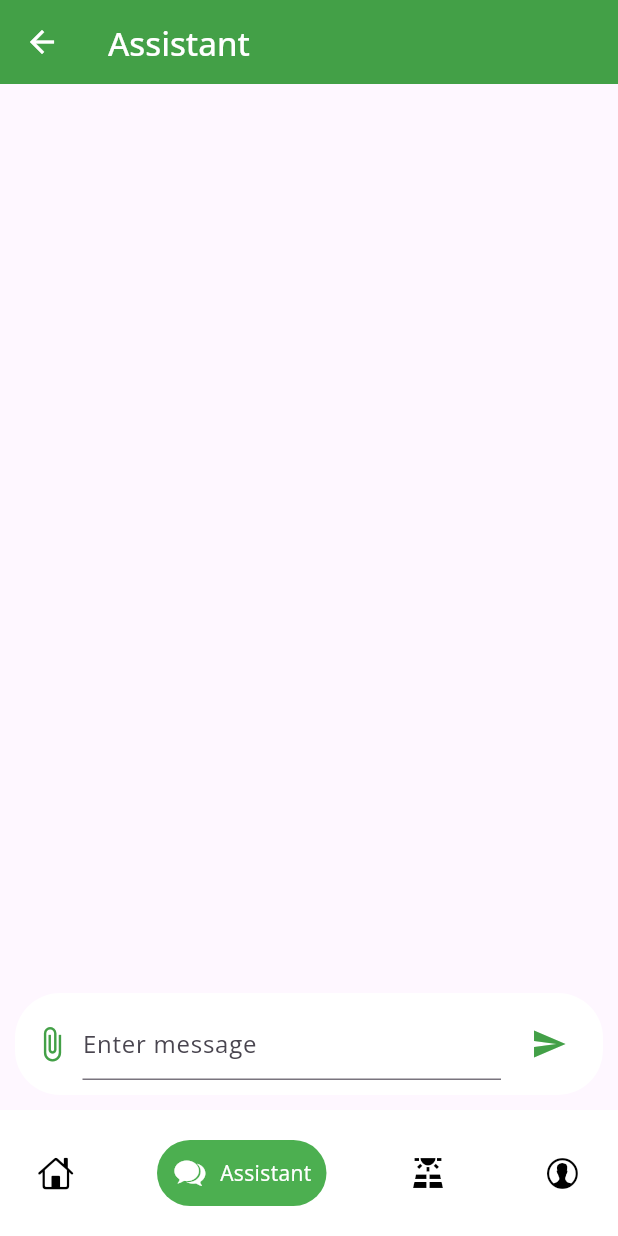
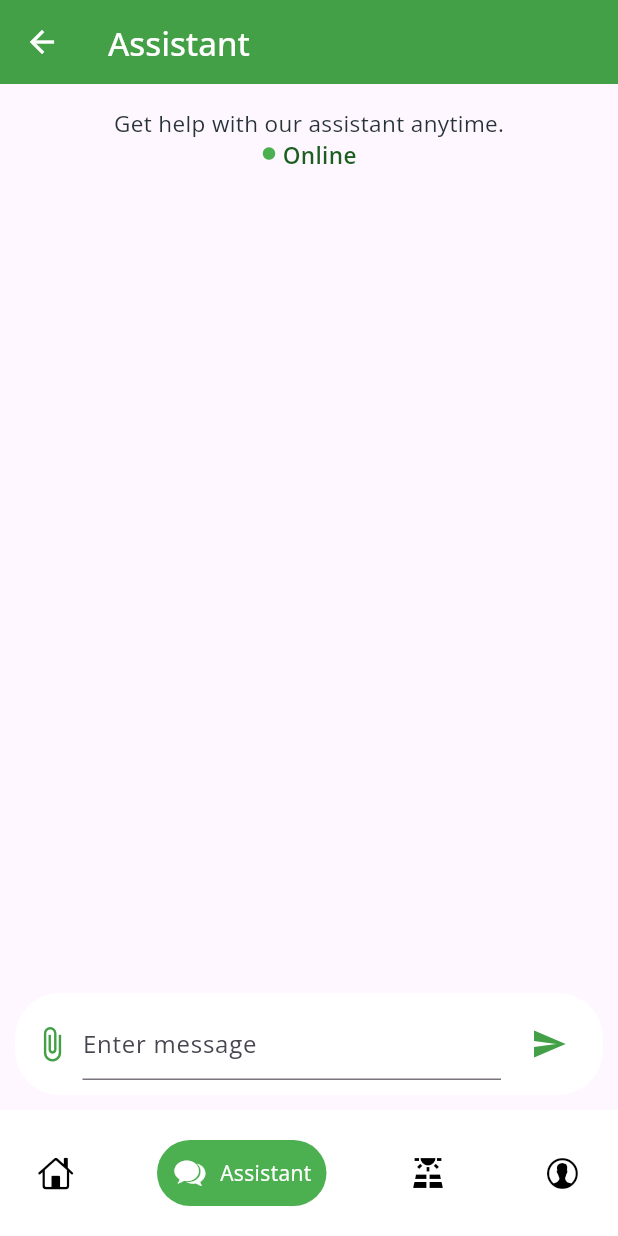
Before and after one commit to ZhenLink/Green-Energy, a Flutter app: the Assistant screen opened directly, on a phone screen of 412 x 824 dp. Run offline on Flutter 3.47's test engine with Material 2 defaults, Android fonts, the phone set to English and light mode, and no system bars; drawn by our look-alikes of google_nav_bar; our stand-ins replace geolocator, get, google_fonts, image_picker; missing offline and left inert: dialog_flowtter; statements that could not run were skipped.

Commit message:
close commit

```diff
--- a/lib/Assistant/Assistant.dart
+++ b/lib/Assistant/Assistant.dart
@@ -118,6 +118,31 @@ class _AssistantState extends State<Assistant> {
         width: MediaQuery.of(context).size.width,
         child: Column(
           children: [
+            Container(
+              padding: const EdgeInsets.only(top: 15, bottom: 10),
+              child: Column(children: [
+                Text(
+                  "Get help with our assistant anytime.",
+                  style: GoogleFonts.openSans(
+                      fontSize: 15, color: Colors.blueGrey[900]),
+                ),
+                Row(
+                  mainAxisAlignment: MainAxisAlignment.center,
+                  crossAxisAlignment: CrossAxisAlignment.center,
+                  children: [
+                    const Icon(Icons.circle, color: Colors.green, size: 10),
+                    const Padding(padding: EdgeInsets.only(left: 4)),
+                    Text(
+                      "Online",
+                      style: GoogleFonts.openSans(
+                          fontSize: 15,
+                          color: Colors.green[900],
+                          fontWeight: FontWeight.w600),
+                    ),
+                  ],
+                ),
+              ]),
+            ),
             Expanded(
               child: ListView.separated(
                 shrinkWrap: true,
```
